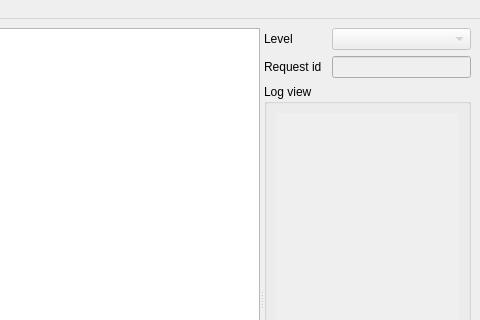
Before: the Qt Designer form sources/gui/ui_files/main_window.ui in ipsaone/ANNAlog, drawn with Qt 5; both pictures show x 299 to 779 and y 0 to 320 of the 779 by 600 pixel window.
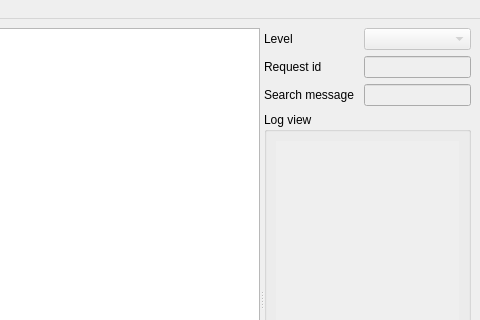
After: the same form once the commit is applied.

Commit message: Added message filter & filter bug fixed

Patch:
```diff
--- a/sources/gui/ui_files/main_window.ui
+++ b/sources/gui/ui_files/main_window.ui
@@ -105,6 +105,35 @@
             </property>
            </widget>
           </item>
+          <item row="3" column="0">
+           <widget class="QLabel" name="label">
+            <property name="text">
+             <string>Search message</string>
+            </property>
+           </widget>
+          </item>
+          <item row="3" column="1">
+           <widget class="QLineEdit" name="search_message_entry">
+            <property name="enabled">
+             <bool>false</bool>
+            </property>
+            <property name="mouseTracking">
+             <bool>true</bool>
+            </property>
+            <property name="frame">
+             <bool>true</bool>
+            </property>
+            <property name="readOnly">
+             <bool>false</bool>
+            </property>
+            <property name="placeholderText">
+             <string/>
+            </property>
+            <property name="clearButtonEnabled">
+             <bool>false</bool>
+            </property>
+           </widget>
+          </item>
          </layout>
         </item>
         <item>
```
The commit also changes 2 other files.
